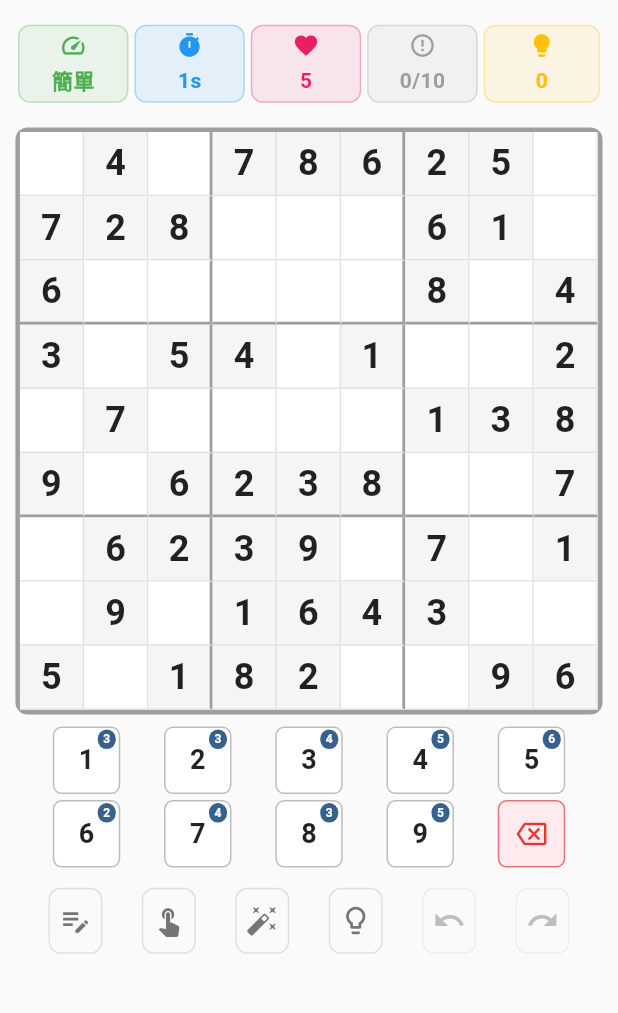
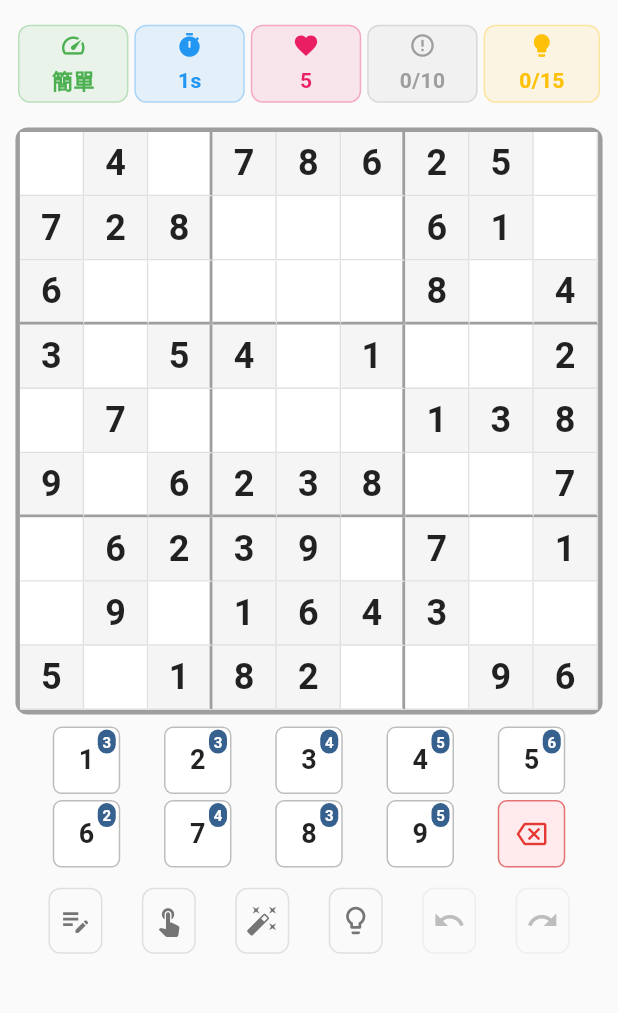
Before and after one commit to n8210sam/easyChees, a Flutter app: the screen it shows after launch, after a tap on "簡單", on a phone screen of 412 x 824 dp, the part 84-1097 px from its top. Run offline on Flutter 3.47's test engine with Material 3 defaults, Android fonts, the phone set to English and light mode, and no system bars; our stand-ins replace package_info_plus, shared_preferences.

Commit message:
v1.2.9+18: 新增連續輸入模式並優化遊戲體驗
主要更新：
- 新增「連續輸入」模式，允許玩家在選擇一個數字後連續填充多個單元格。
- 重新設計「擦除」按鈕邏輯：
  - 單擊：清除單元格中的數字。
  - 再次單擊：清除單元格中的所有筆記。
- 優化遊戲控制項和資訊顯示的UI，特別是針對桌面版本。
- 改善數獨板上的筆記渲染，使其更清晰易讀。
- 修復了其他一些小問題並提升了整體穩定性。

```diff
--- a/lib/main.dart
+++ b/lib/main.dart
@@ -1,20 +1,31 @@
 import 'package:flutter/foundation.dart';
 import 'package:flutter/material.dart';
+import 'package:flutter/services.dart';
 import 'package:provider/provider.dart';
 import 'package:sudoku_app/providers/game_provider.dart';
 import 'package:sudoku_app/providers/settings_provider.dart';
 import 'package:sudoku_app/screens/home_screen.dart';
 import 'package:sudoku_app/utils/theme.dart';
 
-void main() {
+void main() async {
+  // 確保 Flutter 綁定初始化
+  WidgetsFlutterBinding.ensureInitialized();
+
+  // 強制直式顯示 (手機和平板)
+  await SystemChrome.setPreferredOrientations([
+    DeviceOrientation.portraitUp,
+    DeviceOrientation.portraitDown,
+  ]);
+
   // 開發環境版本號 Log (開發規範要求)
   // ignore: avoid_print
-  print('🚀 === 數獨遊戲啟動 - 版本 v1.2.2+11 === 🚀');
+  print('🚀 === 數獨遊戲啟動 - 版本 v1.2.9+18 === 🚀');
 
   // Additional debug info (only in debug mode)
   if (kDebugMode) {
     debugPrint('🔧 Debug Mode: 數獨遊戲開發環境');
     debugPrint('📱 Platform: ${defaultTargetPlatform.name}');
+    debugPrint('🔒 強制直式顯示已啟用');
   }
 
   runApp(const SudokuApp());
--- a/lib/screens/game_screen.dart
+++ b/lib/screens/game_screen.dart
@@ -33,10 +33,10 @@ class _GameScreenState extends State<GameScreen> {
     double gameInfoHeight, numberInputHeight, controlsHeight;
 
     if (screenWidth >= 900) {
-      // 桌面 - 增加高度容納極大按鈕
-      gameInfoHeight = 100.0;
+      // 桌面 - 調整高度避免溢出
+      gameInfoHeight = 120.0; // 增加上方資訊框高度
       numberInputHeight = isPortrait ? 190.0 : 110.0;
-      controlsHeight = 100.0;
+      controlsHeight = 120.0; // 增加下方控制鍵高度
     } else if (screenWidth >= 600) {
       // 平板 - 增加高度容納極大按鈕
       gameInfoHeight = 95.0;
@@ -70,8 +70,13 @@ class _GameScreenState extends State<GameScreen> {
           await gameProvider.forcePauseGame(); // 強制暫停並保存
         }
 
+        // 使用 Future.microtask 避免導航衝突
         if (context.mounted) {
-          Navigator.of(context).pop();
+          Future.microtask(() {
+            if (context.mounted) {
+              Navigator.of(context).pop();
+            }
+          });
         }
       },
       child: Scaffold(
--- a/lib/screens/home_screen.dart
+++ b/lib/screens/home_screen.dart
@@ -24,7 +24,7 @@ class _HomeScreenState extends State<HomeScreen>
     super.initState();
 
     _animationController = AnimationController(
-      duration: const Duration(milliseconds: 1200),
+      duration: const Duration(milliseconds: 800), // 縮短動畫時間
       vsync: this,
     );
 
@@ -37,14 +37,19 @@ class _HomeScreenState extends State<HomeScreen>
     ));
 
     _slideAnimation = Tween<Offset>(
-      begin: const Offset(0, 0.3),
+      begin: const Offset(0, 0.1), // 減少滑動距離
       end: Offset.zero,
     ).animate(CurvedAnimation(
       parent: _animationController,
       curve: const Interval(0.3, 1.0, curve: Curves.easeOut),
     ));
 
-    _animationController.forward();
+    // 延遲啟動動畫，避免與導航衝突
+    WidgetsBinding.instance.addPostFrameCallback((_) {
+      if (mounted) {
+        _animationController.forward();
+      }
+    });
   }
 
   @override
--- a/lib/widgets/game_controls_widget.dart
+++ b/lib/widgets/game_controls_widget.dart
@@ -71,10 +71,15 @@ class GameControlsWidget extends StatelessWidget {
           // 提示
           Consumer<GameProvider>(
             builder: (context, gameProvider, child) {
+              // 計算提示狀態顯示
+              final hintsUsed = gameProvider.currentBoard?.hintsUsed ?? 0;
+              final hintLimit = gameProvider.hintLimit;
+              final hintLabel = isMobile ? '$hintsUsed/$hintLimit' : '提示 $hintsUsed/$hintLimit';
+
               return _buildCompactButton(
                 context,
                 icon: Icons.lightbulb_outline,
-                label: '提示',
+                label: hintLabel,
                 showLabel: !isMobile,
                 isActive: false,
                 onTap: () => _showHintDialog(context, gameProvider),
@@ -136,10 +141,10 @@ class GameControlsWidget extends StatelessWidget {
     double verticalPadding, horizontalPadding, iconSize, fontSize;
 
     if (isDesktop) {
-      verticalPadding = showLabel ? 18.0 : 20.0;
-      horizontalPadding = showLabel ? 16.0 : 14.0;
-      iconSize = showLabel ? 32.0 : 34.0;
-      fontSize = 13.0;
+      verticalPadding = showLabel ? 16.0 : 18.0; // 減少內邊距
+      horizontalPadding = showLabel ? 14.0 : 12.0; // 減少內邊距
+      iconSize = showLabel ? 28.0 : 30.0; // 減少圖示大小
+      fontSize = 12.0; // 減少字體大小
     } else if (isTablet) {
       verticalPadding = showLabel ? 16.0 : 18.0;
       horizontalPadding = showLabel ? 14.0 : 12.0;
@@ -168,9 +173,9 @@ class GameControlsWidget extends StatelessWidget {
     final isPortrait = MediaQuery.of(context).size.height > screenWidth;
 
     if (screenWidth >= 900) {
-      // 桌面 - 適中矩形按鈕
-      buttonHeight = showLabel ? 85.0 : 70.0;
-      buttonWidth = buttonHeight * 1.4; // 寬度增加40%
+      // 桌面 - 適中矩形按鈕，調整高度避免文字截斷
+      buttonHeight = showLabel ? 95.0 : 75.0; // 增加按鈕高度
+      buttonWidth = buttonHeight * 1.3; // 調整寬高比
     } else if (screenWidth >= 600) {
       // 平板 - 適中矩形按鈕，直式時縮小避免溢出
       buttonHeight = showLabel ? 80.0 : 65.0;
--- a/lib/widgets/game_info_widget.dart
+++ b/lib/widgets/game_info_widget.dart
@@ -35,9 +35,9 @@ class _GameInfoWidgetState extends State<GameInfoWidget> {
         final isTablet = screenWidth >= 600 && screenWidth < 900;
         final isDesktop = screenWidth >= 900;
 
-        // 響應式容器間距
+        // 響應式容器間距 - 桌面版減少內邊距避免溢出
         final containerPadding = isDesktop
-            ? const EdgeInsets.all(20.0)
+            ? const EdgeInsets.symmetric(horizontal: 20.0, vertical: 12.0)
             : isTablet
                 ? const EdgeInsets.all(16.0)
                 : const EdgeInsets.all(12.0);
@@ -106,14 +106,18 @@ class _GameInfoWidgetState extends State<GameInfoWidget> {
                           : Colors.grey),
                 ),
 
-                // Hints Used
+                // Hints Used - 顯示為A/B格式
                 _buildCompactInfoItem(
                   context,
                   icon: Icons.lightbulb,
                   label: '提示',
                   showLabel: !isMobile,
-                  value: board.hintsUsed.toString(),
-                  color: Colors.amber,
+                  value: '${board.hintsUsed}/${gameProvider.hintLimit}',
+                  color: board.hintsUsed >= gameProvider.hintLimit
+                      ? Colors.red
+                      : (board.hintsUsed > gameProvider.hintLimit * 0.7
+                          ? Colors.orange
+                          : Colors.amber),
                 ),
               ];
 
@@ -193,9 +197,51 @@ class _GameInfoWidgetState extends State<GameInfoWidget> {
             width: 1,
           ),
         ),
-        child: Column(
+        child: showLabel && !isMobile
+            ? Column(
                 mainAxisSize: MainAxisSize.min,
                 children: [
+                  // 平板以上：圖示和標題在同一行
+                  Row(
+                    mainAxisAlignment: MainAxisAlignment.center,
+                    mainAxisSize: MainAxisSize.min,
+                    children: [
+                      Icon(
+                        icon,
+                        size: iconSize,
+                        color: color,
+                      ),
+                      SizedBox(width: 6),
+                      Text(
+                        label,
+                        style: TextStyle(
+                          fontSize: labelFontSize,
+                          color: Colors.grey.shade600,
+                          fontWeight: FontWeight.w500,
+                        ),
+                      ),
+                    ],
+                  ),
+                  SizedBox(height: 6),
+                  FittedBox(
+                    fit: BoxFit.scaleDown,
+                    child: Text(
+                      value,
+                      style: TextStyle(
+                        fontSize: valueFontSize,
+                        fontWeight: FontWeight.bold,
+                        color: color,
+                      ),
+                      maxLines: 1,
+                      overflow: TextOverflow.ellipsis,
+                    ),
+                  ),
+                ],
+              )
+            : Column(
+                mainAxisSize: MainAxisSize.min,
+                children: [
+                  // 手機版：保持原有佈局
                   Icon(
                     icon,
                     size: iconSize,
--- a/lib/widgets/number_input_widget.dart
+++ b/lib/widgets/number_input_widget.dart
@@ -173,9 +173,9 @@ class NumberInputWidget extends StatelessWidget {
                           ),
                           child: Text(
                             remainingCount.toString(),
-                            style: const TextStyle(
+                            style: TextStyle(
                               color: Colors.white,
-                              fontSize: 8,
+                              fontSize: screenWidth >= 900 ? 12.0 : (screenWidth >= 600 ? 11.0 : 10.0),
                               fontWeight: FontWeight.bold,
                             ),
                             textAlign: TextAlign.center,
--- a/pubspec.yaml
+++ b/pubspec.yaml
@@ -1,7 +1,7 @@
 name: sudoku_app
 description: A beautiful Sudoku mobile app built with Flutter.
 publish_to: 'none'
-version: 1.2.2+11
+version: 1.2.9+18
 
 environment:
   sdk: '>=3.0.0 <4.0.0'
```
Also changed, not shown: lib/providers/game_provider.dart (+104 -21 lines), lib/widgets/sudoku_board_widget.dart (+31 -11 lines), 2 other files. Lines whose indentation alone changed are shown as unchanged.
